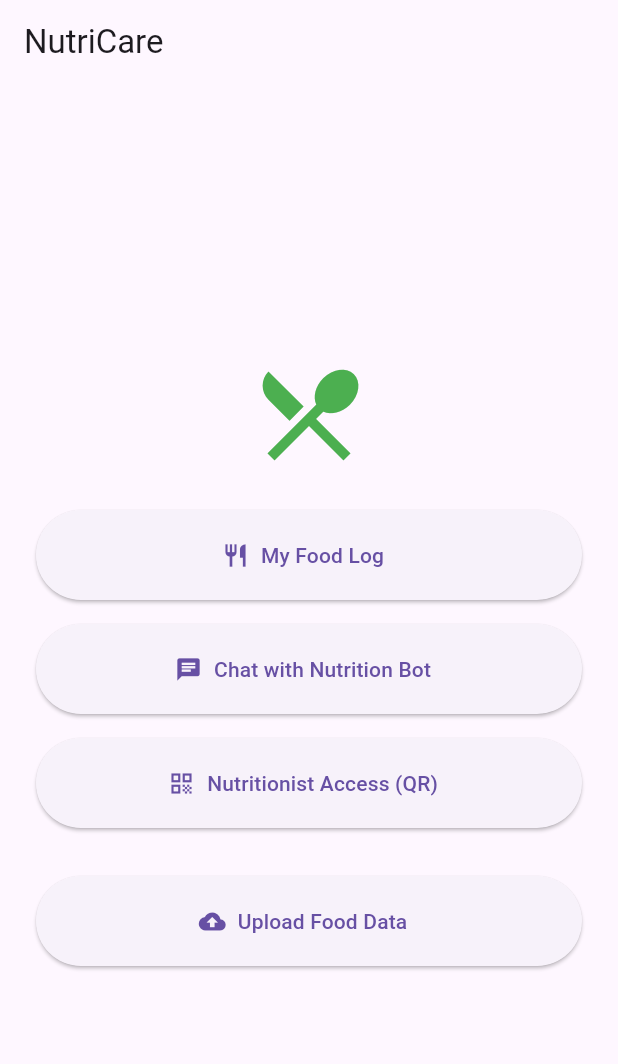
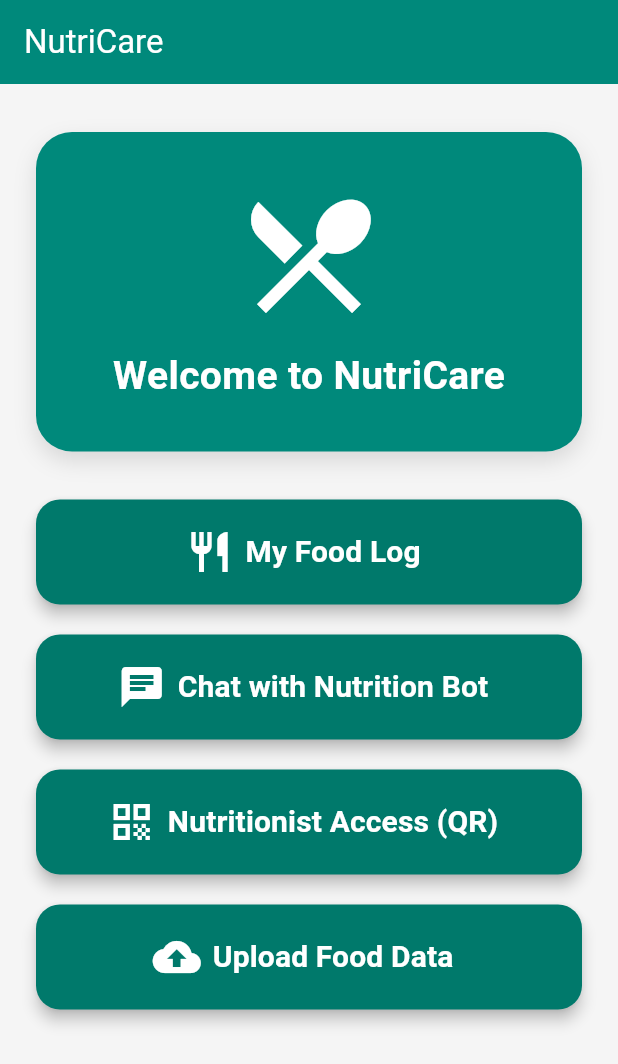
Before and after one commit to Ved14-dev/NutriCare, a Flutter app: the screen it shows after launch, on a phone screen of 412 x 824 dp. Shown: the top 1064 px of the screen. Run offline on Flutter 3.47's test engine with Material 3 defaults, Android fonts, the phone set to English and light mode, and no system bars; our stand-ins replace cloud_firestore, qr_flutter, sqflite; missing offline and left inert: encrypt; accounts and stored records are empty.

Commit message:
Full NutriCare Flutter project

```diff
--- a/lib/main.dart
+++ b/lib/main.dart
@@ -10,6 +10,8 @@
 }
 
 class NutriCareApp extends StatelessWidget {
+    const NutriCareApp({Key? key}) : super(key: key);
+
     @override
     Widget build(BuildContext context) {
         return MaterialApp(
--- a/lib/screens/home_dashboard.dart
+++ b/lib/screens/home_dashboard.dart
@@ -5,50 +5,130 @@
 class HomeDashboard extends StatelessWidget {
     @override
     Widget build(BuildContext context) {
+        // Use a simple color scheme
+        final Color primaryColor = Colors.teal.shade600;
+        final Color accentColor = Colors.white;
+        final Color buttonColor = Colors.teal.shade700;
+        final Color iconColor = Colors.white;
+
         return Scaffold(
-            appBar: AppBar(title: Text('NutriCare')),
-            body: Padding(
-                padding: EdgeInsets.all(24),
+            backgroundColor: Colors.grey[100],
+            appBar: AppBar(
+                title: Text('NutriCare'),
+                backgroundColor: primaryColor,
+                foregroundColor: accentColor,
+                elevation: 0,
+            ),
+            body: LayoutBuilder(
+                builder: (context, constraints) {
+                    return SingleChildScrollView(
+                        child: ConstrainedBox(
+                            constraints: BoxConstraints(
+                                minHeight: constraints.maxHeight,
+                            ),
+                            child: IntrinsicHeight(
+                                child: Padding(
+                                    padding: EdgeInsets.symmetric(horizontal: 24, vertical: 32),
                                     child: Column(
                                         mainAxisAlignment: MainAxisAlignment.center,
+                                        crossAxisAlignment: CrossAxisAlignment.stretch,
                                         children: [
-                        Icon(Icons.local_dining, size: 80, color: Colors.green),
-                        SizedBox(height: 24),
-                        ElevatedButton.icon(
-                            icon: Icon(Icons.restaurant),
-                            label: Text('My Food Log'),
-                            onPressed: () => Navigator.pushNamed(context, '/log'),
-                            style: ElevatedButton.styleFrom(minimumSize: Size(double.infinity, 60)),
+                                            Container(
+                                                decoration: BoxDecoration(
+                                                    color: primaryColor,
+                                                    borderRadius: BorderRadius.circular(24),
+                                                    boxShadow: [
+                                                        BoxShadow(
+                                                            color: Colors.black12,
+                                                            blurRadius: 12,
+                                                            offset: Offset(0, 6),
                                                         ),
-                        SizedBox(height: 16),
-                        ElevatedButton.icon(
-                            icon: Icon(Icons.chat),
-                            label: Text('Chat with Nutrition Bot'),
-                            onPressed: () => Navigator.pushNamed(context, '/chat'),
-                            style: ElevatedButton.styleFrom(minimumSize: Size(double.infinity, 60)),
+                                                    ],
                                                 ),
-                        SizedBox(height: 16),
-                        ElevatedButton.icon(
-                            icon: Icon(Icons.qr_code),
-                            label: Text('Nutritionist Access (QR)'),
-                            onPressed: () {
-                                Navigator.push(context, MaterialPageRoute(builder: (_) => QRCodeScreen()));
-                            },
-                            style: ElevatedButton.styleFrom(minimumSize: Size(double.infinity, 60)),
+                                                padding: EdgeInsets.all(32),
+                                                margin: EdgeInsets.only(bottom: 32),
+                                                child: Column(
+                                                    children: [
+                                                        Icon(Icons.local_dining, size: 100, color: iconColor),
+                                                        SizedBox(height: 12),
+                                                        Text(
+                                                            'Welcome to NutriCare',
+                                                            style: TextStyle(
+                                                                color: accentColor,
+                                                                fontSize: 26,
+                                                                fontWeight: FontWeight.bold,
                                                             ),
-                        SizedBox(height: 32),
-                        ElevatedButton.icon(
-                            icon: Icon(Icons.cloud_upload),
-                            label: Text('Upload Food Data'),
-                            onPressed: () async {
-                                await FirestoreService.sendMockFoodData();
-                                ScaffoldMessenger.of(context).showSnackBar(SnackBar(content: Text('Food data uploaded!')));
-                            },
-                            style: ElevatedButton.styleFrom(minimumSize: Size(double.infinity, 60)),
                                                         ),
                                                     ],
                                                 ),
                                             ),
+                                            ...[
+                                                {
+                                                    'icon': Icons.restaurant,
+                                                    'label': 'My Food Log',
+                                                    'onPressed': () => Navigator.pushNamed(context, '/log'),
+                                                },
+                                                {
+                                                    'icon': Icons.chat,
+                                                    'label': 'Chat with Nutrition Bot',
+                                                    'onPressed': () => Navigator.pushNamed(context, '/chat'),
+                                                },
+                                                {
+                                                    'icon': Icons.qr_code,
+                                                    'label': 'Nutritionist Access (QR)',
+                                                    'onPressed': () {
+                                                        Navigator.push(context, MaterialPageRoute(builder: (_) => QRCodeScreen()));
+                                                    },
+                                                },
+                                                {
+                                                    'icon': Icons.cloud_upload,
+                                                    'label': 'Upload Food Data',
+                                                    'onPressed': () async {
+                                                        await FirestoreService.sendMockFoodData();
+                                                        ScaffoldMessenger.of(context).showSnackBar(
+                                                            SnackBar(content: Text('Food data uploaded!')),
+                                                        );
+                                                    },
+                                                },
+                                            ].asMap().entries.map((entry) {
+                                                int idx = entry.key;
+                                                var btn = entry.value;
+                                                return Padding(
+                                                    padding: EdgeInsets.only(bottom: idx == 3 ? 0 : 20),
+                                                    child: ElevatedButton.icon(
+                                                        icon: Icon(btn['icon'] as IconData, color: iconColor, size: 32),
+                                                        label: Padding(
+                                                            padding: EdgeInsets.symmetric(vertical: 18),
+                                                            child: Text(
+                                                                btn['label'] as String,
+                                                                style: TextStyle(
+                                                                    fontSize: 20,
+                                                                    fontWeight: FontWeight.w600,
+                                                                    color: iconColor,
+                                                                ),
+                                                            ),
+                                                        ),
+                                                        onPressed: btn['onPressed'] as void Function(),
+                                                        style: ElevatedButton.styleFrom(
+                                                            backgroundColor: buttonColor,
+                                                            shape: RoundedRectangleBorder(
+                                                                borderRadius: BorderRadius.circular(16),
+                                                            ),
+                                                            elevation: 4,
+                                                            minimumSize: Size(double.infinity, 70),
+                                                        ),
+                                                    ),
+                                                );
+                                            }).toList(),
+                                            Spacer(),
+                                        ],
+                                    ),
+                                ),
+                            ),
+                        ),
+                    );
+                },
+            ),
         );
     }
 }
```
Also changed, not shown: pubspec.yaml (+11 -6 lines), pubspec.lock, 6 other files. Lines whose indentation alone changed are shown as unchanged.
